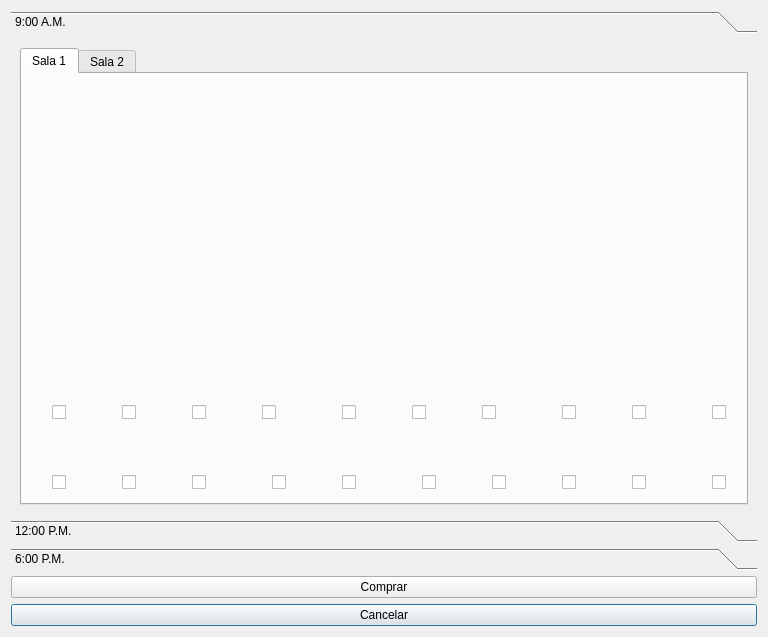
Old version of the form sala_1.ui in the repository Danizet/GUI_Proyecto_Magic_Cine.
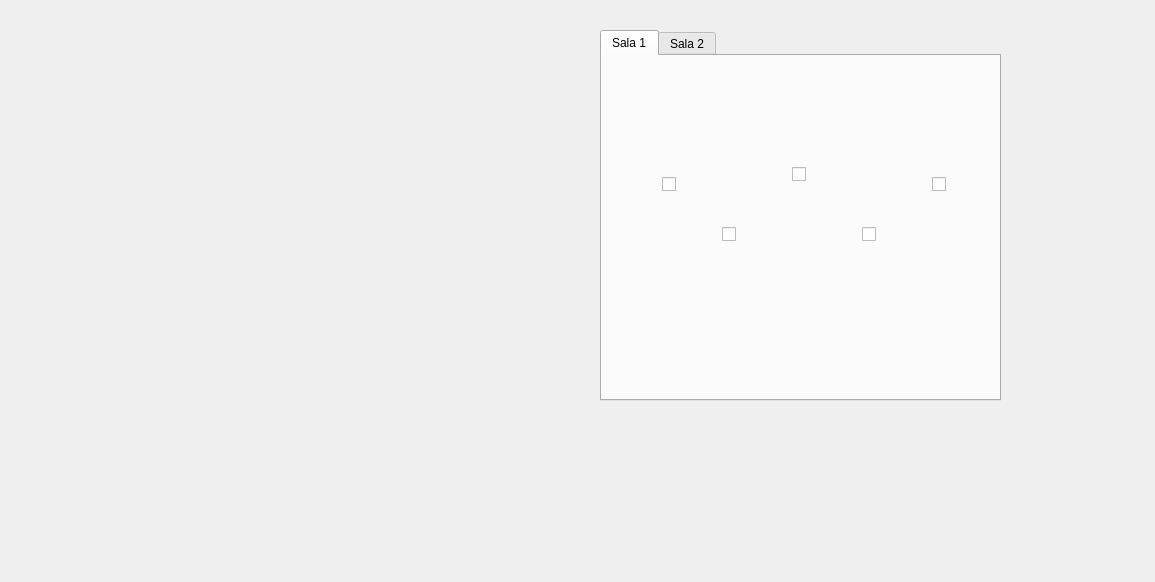
New version of the form. The open tabs and pages were chosen to show the change. Icons and pictures are not drawn.

Commit message: Borrado de sala

Patch:
```diff
--- a/sala_1.ui
+++ b/sala_1.ui
@@ -6,69 +6,142 @@
    <rect>
     <x>0</x>
     <y>0</y>
-    <width>768</width>
-    <height>637</height>
+    <width>1155</width>
+    <height>582</height>
    </rect>
   </property>
   <property name="windowTitle">
    <string>Dialog</string>
   </property>
-  <layout class="QGridLayout" name="gridLayout_5">
-   <item row="2" column="1">
-    <widget class="QPushButton" name="pushButton_2">
-     <property name="text">
-      <string>Cancelar</string>
-     </property>
-    </widget>
-   </item>
-   <item row="1" column="1">
-    <widget class="QPushButton" name="pushButton">
-     <property name="text">
-      <string>Comprar</string>
-     </property>
-    </widget>
-   </item>
-   <item row="0" column="1">
-    <widget class="QToolBox" name="toolBox">
-     <property name="currentIndex">
-      <number>0</number>
-     </property>
-     <widget class="QWidget" name="page">
+  <widget class="QTabWidget" name="tabWidget">
       <property name="geometry">
        <rect>
-        <x>0</x>
-        <y>0</y>
-        <width>750</width>
-        <height>469</height>
-       </rect>
-      </property>
-      <attribute name="label">
-       <string>9:00 A.M.</string>
-      </attribute>
-      <layout class="QGridLayout" name="gridLayout">
-       <item row="0" column="0">
-        <widget class="QTabWidget" name="tabWidget_4">
-         <property name="styleSheet">
-          <string notr="true">border-image: url(:/Recursos/Fondos/gestion-reserva-asientos-cine.jpg);</string>
-         </property>
+     <x>600</x>
+     <y>30</y>
+     <width>401</width>
+     <height>371</height>
+    </rect>
+   </property>
          <property name="currentIndex">
-          <number>0</number>
-         </property>
-         <widget class="QWidget" name="tab_15">
+    <number>1</number>
+   </property>
+   <widget class="QWidget" name="tab">
           <attribute name="title">
            <string>Sala 1</string>
           </attribute>
+    <widget class="QCheckBox" name="A5">
+     <property name="geometry">
+      <rect>
+       <x>260</x>
+       <y>170</y>
+       <width>16</width>
+       <height>16</height>
+      </rect>
+     </property>
+     <property name="sizePolicy">
+      <sizepolicy hsizetype="Expanding" vsizetype="MinimumExpanding">
+       <horstretch>0</horstretch>
+       <verstretch>0</verstretch>
+      </sizepolicy>
+     </property>
+     <property name="maximumSize">
+      <size>
+       <width>300</width>
+       <height>16777215</height>
+      </size>
+     </property>
+     <property name="text">
+      <string/>
+     </property>
+     <property name="iconSize">
+      <size>
+       <width>34</width>
+       <height>34</height>
+      </size>
+     </property>
+     <property name="tristate">
+      <bool>false</bool>
+     </property>
+    </widget>
+    <widget class="QCheckBox" name="checkBox_2A3">
+     <property name="geometry">
+      <rect>
+       <x>330</x>
+       <y>120</y>
+       <width>16</width>
+       <height>16</height>
+      </rect>
+     </property>
+     <property name="sizePolicy">
+      <sizepolicy hsizetype="Expanding" vsizetype="MinimumExpanding">
+       <horstretch>0</horstretch>
+       <verstretch>0</verstretch>
+      </sizepolicy>
+     </property>
+     <property name="maximumSize">
+      <size>
+       <width>300</width>
+       <height>16777215</height>
+      </size>
+     </property>
+     <property name="text">
+      <string/>
+     </property>
+     <property name="iconSize">
+      <size>
+       <width>34</width>
+       <height>34</height>
+      </size>
+     </property>
+     <property name="tristate">
+      <bool>false</bool>
+     </property>
+    </widget>
           <widget class="QCheckBox" name="A1">
            <property name="geometry">
             <rect>
-             <x>30</x>
-             <y>330</y>
+       <x>60</x>
+       <y>120</y>
              <width>16</width>
              <height>16</height>
             </rect>
            </property>
+     <property name="sizePolicy">
+      <sizepolicy hsizetype="Expanding" vsizetype="MinimumExpanding">
+       <horstretch>0</horstretch>
+       <verstretch>0</verstretch>
+      </sizepolicy>
+     </property>
+     <property name="maximumSize">
+      <size>
+       <width>300</width>
+       <height>16777215</height>
+      </size>
+     </property>
+     <property name="text">
+      <string/>
+     </property>
+     <property name="iconSize">
+      <size>
+       <width>34</width>
+       <height>34</height>
+      </size>
+     </property>
+     <property name="tristate">
+      <bool>false</bool>
+     </property>
+    </widget>
+    <widget class="QLabel" name="label">
+     <property name="geometry">
+      <rect>
+       <x>0</x>
+       <y>0</y>
+       <width>401</width>
+       <height>361</height>
+      </rect>
+     </property>
            <property name="styleSheet">
-            <string notr="true"/>
+      <string notr="true">border-image: url(:/Recursos/Fondos/sillas.png);</string>
            </property>
            <property name="text">
             <string/>
@@ -77,390 +150,276 @@
           <widget class="QCheckBox" name="A2">
            <property name="geometry">
             <rect>
-             <x>100</x>
-             <y>330</y>
+       <x>190</x>
+       <y>110</y>
              <width>16</width>
              <height>16</height>
             </rect>
            </property>
-           <property name="styleSheet">
-            <string notr="true">alternate-background-color: rgb(0, 0, 0);</string>
-           </property>
+     <property name="sizePolicy">
+      <sizepolicy hsizetype="Expanding" vsizetype="MinimumExpanding">
+       <horstretch>0</horstretch>
+       <verstretch>0</verstretch>
+      </sizepolicy>
+     </property>
+     <property name="maximumSize">
+      <size>
+       <width>300</width>
+       <height>16777215</height>
+      </size>
+     </property>
            <property name="text">
             <string/>
            </property>
-          </widget>
-          <widget class="QCheckBox" name="A3">
-           <property name="geometry">
-            <rect>
-             <x>170</x>
-             <y>330</y>
-             <width>16</width>
-             <height>16</height>
-            </rect>
-           </property>
-           <property name="styleSheet">
-            <string notr="true">alternate-background-color: rgb(255, 255, 255);</string>
-           </property>
-           <property name="text">
-            <string/>
+     <property name="iconSize">
+      <size>
+       <width>34</width>
+       <height>34</height>
+      </size>
+     </property>
+     <property name="tristate">
+      <bool>false</bool>
            </property>
           </widget>
           <widget class="QCheckBox" name="A4">
            <property name="geometry">
             <rect>
-             <x>240</x>
-             <y>330</y>
+       <x>120</x>
+       <y>170</y>
              <width>16</width>
              <height>16</height>
             </rect>
            </property>
-           <property name="styleSheet">
-            <string notr="true">alternate-background-color: rgb(0, 0, 0);</string>
-           </property>
-           <property name="text">
-            <string/>
-           </property>
-          </widget>
-          <widget class="QCheckBox" name="A5">
-           <property name="geometry">
-            <rect>
-             <x>320</x>
-             <y>330</y>
-             <width>16</width>
-             <height>16</height>
-            </rect>
-           </property>
-           <property name="styleSheet">
-            <string notr="true">alternate-background-color: rgb(0, 0, 0);</string>
-           </property>
+     <property name="sizePolicy">
+      <sizepolicy hsizetype="Expanding" vsizetype="MinimumExpanding">
+       <horstretch>0</horstretch>
+       <verstretch>0</verstretch>
+      </sizepolicy>
+     </property>
+     <property name="maximumSize">
+      <size>
+       <width>300</width>
+       <height>16777215</height>
+      </size>
+     </property>
            <property name="text">
             <string/>
            </property>
-          </widget>
-          <widget class="QCheckBox" name="A6">
-           <property name="geometry">
-            <rect>
-             <x>390</x>
-             <y>330</y>
-             <width>16</width>
-             <height>16</height>
-            </rect>
-           </property>
-           <property name="styleSheet">
-            <string notr="true">alternate-background-color: rgb(0, 0, 0);</string>
-           </property>
-           <property name="text">
-            <string/>
-           </property>
-          </widget>
-          <widget class="QCheckBox" name="A7">
-           <property name="geometry">
-            <rect>
-             <x>460</x>
-             <y>330</y>
-             <width>16</width>
-             <height>16</height>
-            </rect>
-           </property>
-           <property name="styleSheet">
-            <string notr="true">alternate-background-color: rgb(0, 0, 0);</string>
-           </property>
-           <property name="text">
-            <string/>
-           </property>
-          </widget>
-          <widget class="QCheckBox" name="A8">
+     <property name="iconSize">
+      <size>
+       <width>34</width>
+       <height>34</height>
+      </size>
+     </property>
+     <property name="tristate">
+      <bool>false</bool>
+     </property>
+    </widget>
+    <zorder>label</zorder>
+    <zorder>A5</zorder>
+    <zorder>checkBox_2A3</zorder>
+    <zorder>A1</zorder>
+    <zorder>A2</zorder>
+    <zorder>A4</zorder>
+   </widget>
+   <widget class="QWidget" name="tab_2">
+    <attribute name="title">
+     <string>Sala 2</string>
+    </attribute>
+    <widget class="QCheckBox" name="checkBox_10">
            <property name="geometry">
             <rect>
-             <x>540</x>
-             <y>330</y>
+       <x>120</x>
+       <y>170</y>
              <width>16</width>
              <height>16</height>
             </rect>
            </property>
-           <property name="styleSheet">
-            <string notr="true">alternate-background-color: rgb(0, 0, 0);</string>
-           </property>
-           <property name="text">
-            <string/>
-           </property>
-          </widget>
-          <widget class="QCheckBox" name="A9">
-           <property name="geometry">
-            <rect>
-             <x>610</x>
-             <y>330</y>
-             <width>16</width>
-             <height>16</height>
-            </rect>
-           </property>
-           <property name="styleSheet">
-            <string notr="true">alternate-background-color: rgb(0, 0, 0);</string>
-           </property>
+     <property name="sizePolicy">
+      <sizepolicy hsizetype="Expanding" vsizetype="MinimumExpanding">
+       <horstretch>0</horstretch>
+       <verstretch>0</verstretch>
+      </sizepolicy>
+     </property>
+     <property name="maximumSize">
+      <size>
+       <width>300</width>
+       <height>16777215</height>
+      </size>
+     </property>
            <property name="text">
             <string/>
            </property>
-          </widget>
-          <widget class="QCheckBox" name="A10">
-           <property name="geometry">
-            <rect>
-             <x>690</x>
-             <y>330</y>
-             <width>16</width>
-             <height>16</height>
-            </rect>
-           </property>
-           <property name="styleSheet">
-            <string notr="true">alternate-background-color: rgb(0, 0, 0);</string>
-           </property>
-           <property name="text">
-            <string/>
-           </property>
-          </widget>
-          <widget class="QCheckBox" name="B1">
+     <property name="iconSize">
+      <size>
+       <width>34</width>
+       <height>34</height>
+      </size>
+     </property>
+     <property name="tristate">
+      <bool>false</bool>
+     </property>
+    </widget>
+    <widget class="QCheckBox" name="checkBox_6">
            <property name="geometry">
             <rect>
-             <x>30</x>
-             <y>400</y>
+       <x>260</x>
+       <y>170</y>
              <width>16</width>
              <height>16</height>
             </rect>
            </property>
-           <property name="styleSheet">
-            <string notr="true">alternate-background-color: rgb(0, 0, 0);</string>
-           </property>
-           <property name="text">
-            <string/>
-           </property>
-          </widget>
-          <widget class="QCheckBox" name="B2">
-           <property name="geometry">
-            <rect>
-             <x>100</x>
-             <y>400</y>
-             <width>16</width>
-             <height>16</height>
-            </rect>
-           </property>
-           <property name="styleSheet">
-            <string notr="true">alternate-background-color: rgb(0, 0, 0);</string>
-           </property>
+     <property name="sizePolicy">
+      <sizepolicy hsizetype="Expanding" vsizetype="MinimumExpanding">
+       <horstretch>0</horstretch>
+       <verstretch>0</verstretch>
+      </sizepolicy>
+     </property>
+     <property name="maximumSize">
+      <size>
+       <width>300</width>
+       <height>16777215</height>
+      </size>
+     </property>
            <property name="text">
             <string/>
            </property>
-          </widget>
-          <widget class="QCheckBox" name="B3">
-           <property name="geometry">
-            <rect>
-             <x>170</x>
-             <y>400</y>
-             <width>16</width>
-             <height>16</height>
-            </rect>
-           </property>
-           <property name="styleSheet">
-            <string notr="true">alternate-background-color: rgb(0, 0, 0);</string>
-           </property>
-           <property name="text">
-            <string/>
-           </property>
-          </widget>
-          <widget class="QCheckBox" name="B4">
+     <property name="iconSize">
+      <size>
+       <width>34</width>
+       <height>34</height>
+      </size>
+     </property>
+     <property name="tristate">
+      <bool>false</bool>
+     </property>
+    </widget>
+    <widget class="QLabel" name="label_2">
            <property name="geometry">
             <rect>
-             <x>250</x>
-             <y>400</y>
-             <width>16</width>
-             <height>16</height>
+       <x>0</x>
+       <y>0</y>
+       <width>401</width>
+       <height>361</height>
             </rect>
            </property>
            <property name="styleSheet">
-            <string notr="true">alternate-background-color: rgb(0, 0, 0);</string>
+      <string notr="true">border-image: url(:/Recursos/Fondos/sillas.png);</string>
            </property>
            <property name="text">
             <string/>
            </property>
           </widget>
-          <widget class="QCheckBox" name="B5">
+    <widget class="QCheckBox" name="checkBox_9">
            <property name="geometry">
             <rect>
-             <x>320</x>
-             <y>400</y>
+       <x>190</x>
+       <y>110</y>
              <width>16</width>
              <height>16</height>
             </rect>
            </property>
-           <property name="styleSheet">
-            <string notr="true">alternate-background-color: rgb(0, 0, 0);</string>
-           </property>
-           <property name="text">
-            <string/>
-           </property>
-          </widget>
-          <widget class="QCheckBox" name="B6">
-           <property name="geometry">
-            <rect>
-             <x>400</x>
-             <y>400</y>
-             <width>16</width>
-             <height>16</height>
-            </rect>
-           </property>
-           <property name="styleSheet">
-            <string notr="true">alternate-background-color: rgb(0, 0, 0);</string>
-           </property>
+     <property name="sizePolicy">
+      <sizepolicy hsizetype="Expanding" vsizetype="MinimumExpanding">
+       <horstretch>0</horstretch>
+       <verstretch>0</verstretch>
+      </sizepolicy>
+     </property>
+     <property name="maximumSize">
+      <size>
+       <width>300</width>
+       <height>16777215</height>
+      </size>
+     </property>
            <property name="text">
             <string/>
            </property>
-          </widget>
-          <widget class="QCheckBox" name="B7">
-           <property name="geometry">
-            <rect>
-             <x>470</x>
-             <y>400</y>
-             <width>16</width>
-             <height>16</height>
-            </rect>
-           </property>
-           <property name="styleSheet">
-            <string notr="true">alternate-background-color: rgb(0, 0, 0);</string>
-           </property>
-           <property name="text">
-            <string/>
-           </property>
-          </widget>
-          <widget class="QCheckBox" name="B8">
+     <property name="iconSize">
+      <size>
+       <width>34</width>
+       <height>34</height>
+      </size>
+     </property>
+     <property name="tristate">
+      <bool>false</bool>
+     </property>
+    </widget>
+    <widget class="QCheckBox" name="checkBox_7">
            <property name="geometry">
             <rect>
-             <x>540</x>
-             <y>400</y>
+       <x>330</x>
+       <y>120</y>
              <width>16</width>
              <height>16</height>
             </rect>
            </property>
-           <property name="styleSheet">
-            <string notr="true">alternate-background-color: rgb(0, 0, 0);</string>
-           </property>
+     <property name="sizePolicy">
+      <sizepolicy hsizetype="Expanding" vsizetype="MinimumExpanding">
+       <horstretch>0</horstretch>
+       <verstretch>0</verstretch>
+      </sizepolicy>
+     </property>
+     <property name="maximumSize">
+      <size>
+       <width>300</width>
+       <height>16777215</height>
+      </size>
+     </property>
            <property name="text">
             <string/>
            </property>
-          </widget>
-          <widget class="QCheckBox" name="B9">
-           <property name="geometry">
-            <rect>
-             <x>610</x>
-             <y>400</y>
-             <width>16</width>
-             <height>16</height>
-            </rect>
-           </property>
-           <property name="styleSheet">
-            <string notr="true">alternate-background-color: rgb(0, 0, 0);</string>
-           </property>
-           <property name="text">
-            <string/>
-           </property>
-          </widget>
-          <widget class="QCheckBox" name="B10">
+     <property name="iconSize">
+      <size>
+       <width>34</width>
+       <height>34</height>
+      </size>
+     </property>
+     <property name="tristate">
+      <bool>false</bool>
+     </property>
+    </widget>
+    <widget class="QCheckBox" name="checkBox_8">
            <property name="geometry">
             <rect>
-             <x>690</x>
-             <y>400</y>
+       <x>60</x>
+       <y>120</y>
              <width>16</width>
              <height>16</height>
             </rect>
            </property>
-           <property name="styleSheet">
-            <string notr="true">alternate-background-color: rgb(0, 0, 0);</string>
-           </property>
+     <property name="sizePolicy">
+      <sizepolicy hsizetype="Expanding" vsizetype="MinimumExpanding">
+       <horstretch>0</horstretch>
+       <verstretch>0</verstretch>
+      </sizepolicy>
+     </property>
+     <property name="maximumSize">
+      <size>
+       <width>300</width>
+       <height>16777215</height>
+      </size>
+     </property>
            <property name="text">
             <string/>
            </property>
-          </widget>
-         </widget>
-         <widget class="QWidget" name="tab_16">
-          <attribute name="title">
-           <string>Sala 2</string>
-          </attribute>
-         </widget>
-        </widget>
-       </item>
-      </layout>
-     </widget>
-     <widget class="QWidget" name="page_2">
-      <property name="geometry">
-       <rect>
-        <x>0</x>
-        <y>0</y>
-        <width>750</width>
-        <height>469</height>
-       </rect>
-      </property>
-      <attribute name="label">
-       <string>12:00 P.M.</string>
-      </attribute>
-      <layout class="QGridLayout" name="gridLayout_2">
-       <item row="0" column="0">
-        <widget class="QTabWidget" name="tabWidget_5">
-         <property name="styleSheet">
-          <string notr="true">border-image: url(:/Recursos/Fondos/gestion-reserva-asientos-cine.jpg);</string>
-         </property>
-         <property name="currentIndex">
-          <number>1</number>
-         </property>
-         <widget class="QWidget" name="tab_20">
-          <attribute name="title">
-           <string>Sala 2</string>
-          </attribute>
-         </widget>
-         <widget class="QWidget" name="tab_22">
-          <attribute name="title">
-           <string>Sala 4</string>
-          </attribute>
-         </widget>
-        </widget>
-       </item>
-      </layout>
-     </widget>
-     <widget class="QWidget" name="page_3">
-      <property name="geometry">
-       <rect>
-        <x>0</x>
-        <y>0</y>
-        <width>750</width>
-        <height>469</height>
-       </rect>
-      </property>
-      <attribute name="label">
-       <string>6:00 P.M.</string>
-      </attribute>
-      <layout class="QGridLayout" name="gridLayout_4">
-       <item row="0" column="0">
-        <widget class="QTabWidget" name="tabWidget_7">
-         <property name="styleSheet">
-          <string notr="true">border-image: url(:/Recursos/Fondos/gestion-reserva-asientos-cine.jpg);</string>
-         </property>
-         <property name="currentIndex">
-          <number>1</number>
-         </property>
-         <widget class="QWidget" name="tab_27">
-          <attribute name="title">
-           <string>Sala 1</string>
-          </attribute>
-         </widget>
-         <widget class="QWidget" name="tab_29">
-          <attribute name="title">
-           <string>Sala 3</string>
-          </attribute>
-         </widget>
-        </widget>
-       </item>
-      </layout>
-     </widget>
-    </widget>
-   </item>
-  </layout>
+     <property name="iconSize">
+      <size>
+       <width>34</width>
+       <height>34</height>
+      </size>
+     </property>
+     <property name="tristate">
+      <bool>false</bool>
+     </property>
+    </widget>
+    <zorder>label_2</zorder>
+    <zorder>checkBox_10</zorder>
+    <zorder>checkBox_6</zorder>
+    <zorder>checkBox_9</zorder>
+    <zorder>checkBox_7</zorder>
+    <zorder>checkBox_8</zorder>
+   </widget>
+  </widget>
  </widget>
  <resources/>
  <connections/>
```
Lines whose indentation alone changed are shown as unchanged. The commit also changes 13 other files.
